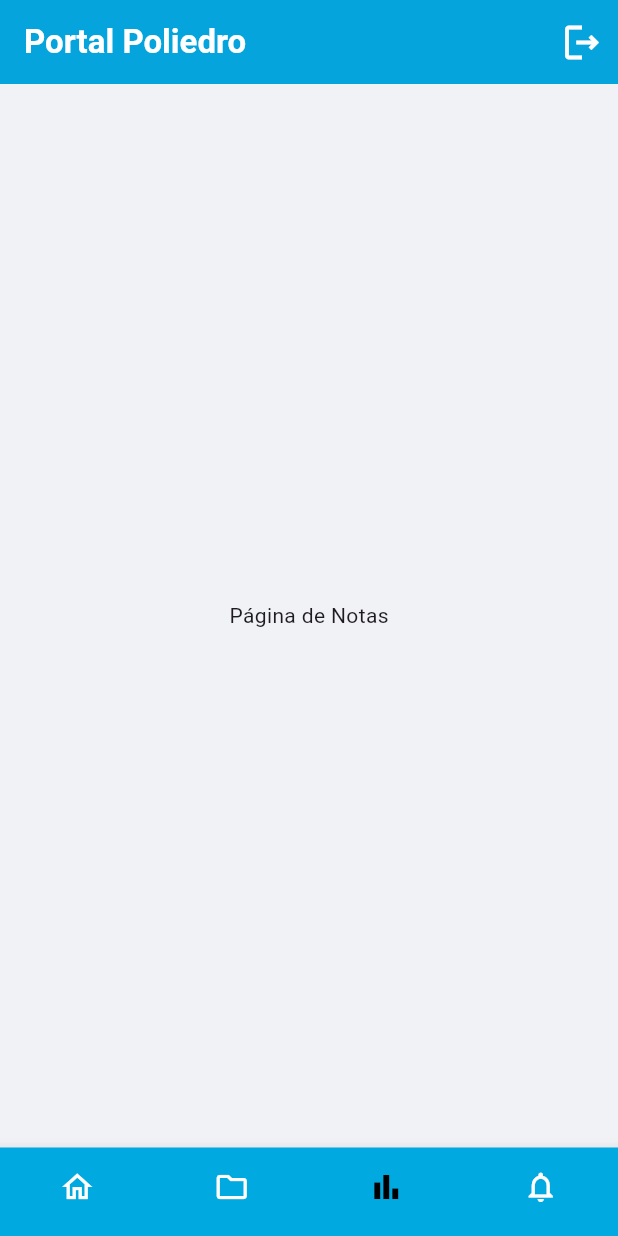
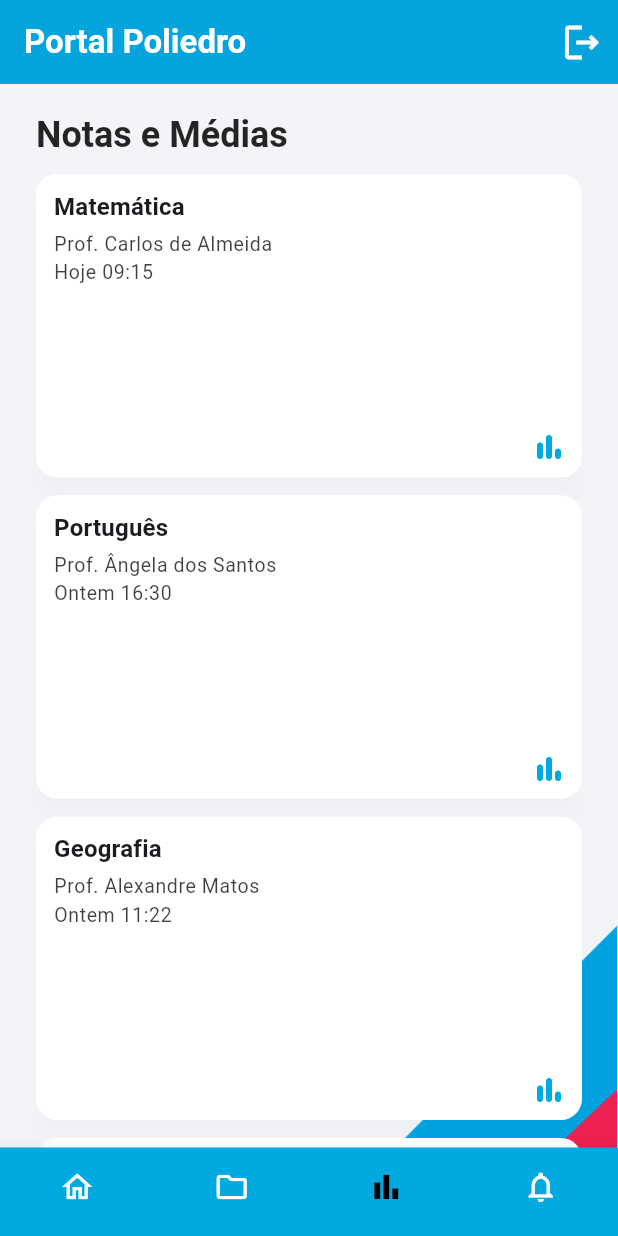
Before and after one commit to MingMatheus/PI_S4_sistema_de_professores_poliedro, a Flutter app: the HomeScreen screen opened directly, item 3 of the bottom bar chosen, on a phone screen of 412 x 824 dp. Run offline on Flutter 3.47's test engine with Material 3 defaults, Android fonts, the phone set to English and light mode, and no system bars; our stand-ins replace shared_preferences; accounts and stored records are empty.

Commit message:
layout da pagina de notas para notebook feita

```diff
--- a/frontend/lib/scr/telas/home/home_screen.dart
+++ b/frontend/lib/scr/telas/home/home_screen.dart
@@ -5,8 +5,9 @@ import '../../widgets/home_dashboard_view.dart';
 import '../../widgets/main_layout.dart';
 import '../login/login_screen.dart';
 
-// ⬇️ importa a página de Materiais
-import 'materiais_screen.dart'; // <- certifique-se de criar/colar o arquivo que te passei
+// telas
+import 'materiais_screen.dart';
+import 'notas_screen.dart'; // ⬅️ nova tela de Notas
 
 class HomeScreen extends StatefulWidget {
   const HomeScreen({super.key});
@@ -28,13 +29,12 @@ class _HomeScreenState extends State<HomeScreen> {
 
     // páginas (4 abas: Início, Materiais, Notas, Avisos)
     final List<Widget> pages = [
-      const DesktopDashboardView(),        // 0 Início
-      const MateriaisScreen(),             // 1 Materiais
-      const Center(child: Text('Página de Notas')),   // 2 Notas (placeholder)
-      const Center(child: Text('Página de Avisos')),  // 3 Avisos (placeholder)
+      const DesktopDashboardView(),   // 0 Início
+      const MateriaisScreen(),        // 1 Materiais
+      const NotasScreen(),            // 2 Notas ✅
+      const Center(child: Text('Página de Avisos')), // 3 Avisos (placeholder)
     ];
 
-    // proteção defensiva (em hot reload às vezes o selectedIndex fica fora do range)
     final safeIndex = _selectedIndex.clamp(0, pages.length - 1);
 
     if (isDesktop) {
@@ -44,17 +44,16 @@ class _HomeScreenState extends State<HomeScreen> {
         child: pages[safeIndex],
       );
     } else {
-      return _buildMobileLayout(safeIndex, pages);
+      return _buildMobileLayout(safeIndex);
     }
   }
 
-  Scaffold _buildMobileLayout(int safeIndex, List<Widget> desktopPages) {
-    // no mobile usamos a HomeDashboardView na aba 0
+  Scaffold _buildMobileLayout(int safeIndex) {
     final List<Widget> mobileWidgetOptions = <Widget>[
-      const HomeDashboardView(),     // 0 Início (versão mobile)
-      const MateriaisScreen(),       // 1 Materiais
-      const Center(child: Text('Página de Notas')),   // 2 Notas (placeholder)
-      const Center(child: Text('Página de Avisos')),  // 3 Avisos (placeholder)
+      const HomeDashboardView(),  // 0
+      const MateriaisScreen(),    // 1
+      const NotasScreen(),        // 2 ✅
+      const Center(child: Text('Página de Avisos')), // 3
     ];
 
     return Scaffold(
@@ -95,9 +94,9 @@ class _HomeScreenState extends State<HomeScreen> {
             label: '',
           ),
           BottomNavigationBarItem(
-            icon: Icon(
-              _selectedIndex == 3 ? Icons.notifications : Icons.notifications_none_outlined,
-            ),
+            icon: Icon(_selectedIndex == 3
+                ? Icons.notifications
+                : Icons.notifications_none_outlined),
             label: '',
           ),
         ],
--- /dev/null
+++ b/frontend/lib/scr/telas/home/notas_screen.dart
@@ -0,0 +1,181 @@
+// lib/scr/telas/home/notas_screen.dart
+import 'package:flutter/material.dart';
+import '../../constants/app_colors.dart';
+
+class NotasScreen extends StatelessWidget {
+  const NotasScreen({super.key});
+
+  @override
+  Widget build(BuildContext context) {
+    final size = MediaQuery.of(context).size;
+    final w = size.width;
+
+    // === mesma lógica da tela de materiais ===
+    final bool isWide = w >= 1200;
+    final double imgScale = isWide ? 1.32 : 1.12;
+    final double imgOffsetY = isWide ? 150 : 90;
+    final double imgOffsetX = 0;
+
+    const bg = Color(0xFFF2F4F7);
+
+    return Container(
+      color: bg,
+      child: Stack(
+        children: [
+          // 🎨 fundo diagonal igual
+          Positioned.fill(
+            child: IgnorePointer(
+              child: Align(
+                alignment: Alignment.bottomRight,
+                child: Transform.translate(
+                  offset: Offset(imgOffsetX, imgOffsetY),
+                  child: Transform.scale(
+                    scale: imgScale,
+                    alignment: Alignment.bottomRight,
+                    child: Image.asset(
+                      'assets/images/poliedro_diagonal.png',
+                      filterQuality: FilterQuality.medium,
+                    ),
+                  ),
+                ),
+              ),
+            ),
+          ),
+
+          // 📦 conteúdo
+          SafeArea(
+            bottom: false,
+            child: LayoutBuilder(
+              builder: (context, c) {
+                final w = c.maxWidth;
+
+                late int cross;
+                late double aspect;
+
+                if (w >= 1400) {
+                  cross = 4; aspect = 2.8;
+                } else if (w >= 1080) {
+                  cross = 4; aspect = 2.6;
+                } else if (w >= 740) {
+                  cross = 2; aspect = 2.2;
+                } else {
+                  cross = 1; aspect = 1.8;
+                }
+
+                final titleStyle = Theme.of(context).textTheme.headlineSmall?.copyWith(
+                  fontWeight: FontWeight.w700,
+                  color: Colors.black.withOpacity(0.85),
+                );
+
+                return SingleChildScrollView(
+                  padding: const EdgeInsets.fromLTRB(24, 18, 24, 28),
+                  physics: const BouncingScrollPhysics(),
+                  child: Column(
+                    crossAxisAlignment: CrossAxisAlignment.start,
+                    children: [
+                      Text('Notas e Médias', style: titleStyle),
+                      const SizedBox(height: 10),
+
+                      GridView.builder(
+                        shrinkWrap: true,
+                        physics: const NeverScrollableScrollPhysics(),
+                        itemCount: _materias.length,
+                        gridDelegate: SliverGridDelegateWithFixedCrossAxisCount(
+                          crossAxisCount: cross,
+                          childAspectRatio: aspect,
+                          crossAxisSpacing: 12,
+                          mainAxisSpacing: 12,
+                        ),
+                        itemBuilder: (_, i) => _NotaCard(m: _materias[i]),
+                      ),
+                    ],
+                  ),
+                );
+              },
+            ),
+          ),
+        ],
+      ),
+    );
+  }
+}
+
+// === dados fake (iguais materiais) ===
+class _Materia {
+  final String nome, professor, quando;
+  const _Materia(this.nome, this.professor, this.quando);
+}
+
+const _materias = <_Materia>[
+  _Materia('Matemática', 'Carlos de Almeida', 'Hoje 09:15'),
+  _Materia('Português', 'Ângela dos Santos', 'Ontem 16:30'),
+  _Materia('Geografia', 'Alexandre Matos', 'Ontem 11:22'),
+  _Materia('História', 'Roberto Montenegro', 'Sex 14:00'),
+  _Materia('Química', 'Isabelle Vieira', 'Hoje 11:05'),
+  _Materia('Física', 'Paulo Machado', 'Qui 18:00'),
+  _Materia('Biologia', 'Maria Conceição', 'Sex 08:47'),
+  _Materia('Filosofia', 'Ricardo Oliveira', 'Hoje 10:30'),
+  _Materia('Sociologia', 'Juliana Costa', 'Ontem 14:00'),
+];
+
+// === card (igual materiais, só muda o ícone) ===
+class _NotaCard extends StatelessWidget {
+  final _Materia m;
+  const _NotaCard({required this.m});
+
+  @override
+  Widget build(BuildContext context) {
+    final txt = Theme.of(context).textTheme;
+
+    return Card(
+      elevation: 6,
+      shadowColor: Colors.black.withOpacity(0.08),
+      shape: RoundedRectangleBorder(borderRadius: BorderRadius.circular(14)),
+      child: InkWell(
+        borderRadius: BorderRadius.circular(14),
+        onTap: () {},
+        child: Padding(
+          padding: const EdgeInsets.fromLTRB(12, 10, 10, 8),
+          child: Column(
+            crossAxisAlignment: CrossAxisAlignment.start,
+            children: [
+              Text(
+                m.nome,
+                maxLines: 1,
+                overflow: TextOverflow.ellipsis,
+                style: txt.titleMedium?.copyWith(fontWeight: FontWeight.w700),
+              ),
+              const SizedBox(height: 4),
+
+              Expanded(
+                child: DefaultTextStyle(
+                  style: txt.bodySmall!.copyWith(
+                    color: Colors.black.withOpacity(0.75),
+                    fontSize: 13,
+                  ),
+                  child: Column(
+                    crossAxisAlignment: CrossAxisAlignment.start,
+                    children: [
+                      Text('Prof. ${m.professor}', maxLines: 1, overflow: TextOverflow.ellipsis),
+                      const SizedBox(height: 2),
+                      Text(m.quando, maxLines: 2, overflow: TextOverflow.ellipsis),
+                    ],
+                  ),
+                ),
+              ),
+
+              Align(
+                alignment: Alignment.bottomRight,
+                child: Icon(
+                  Icons.bar_chart_rounded,
+                  size: 24, // 👈 ícone maior
+                  color: poliedroBlue,
+                ),
+              ),
+            ],
+          ),
+        ),
+      ),
+    );
+  }
+}
```
